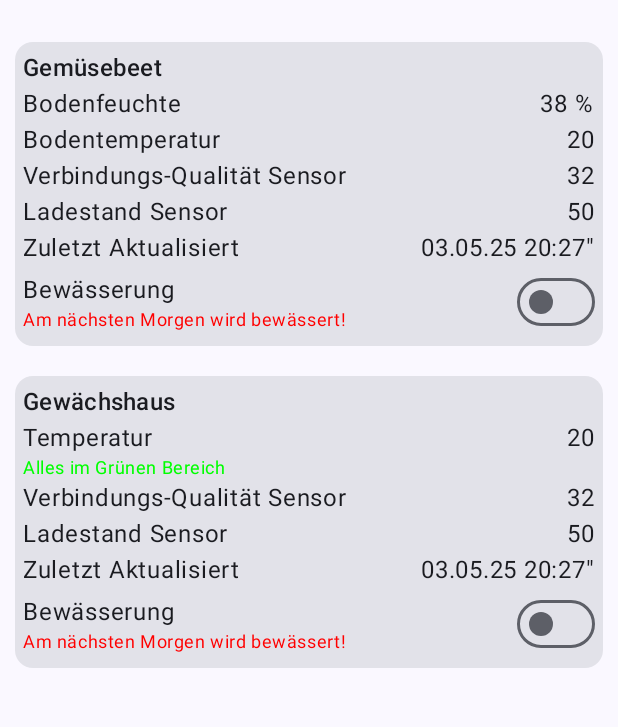
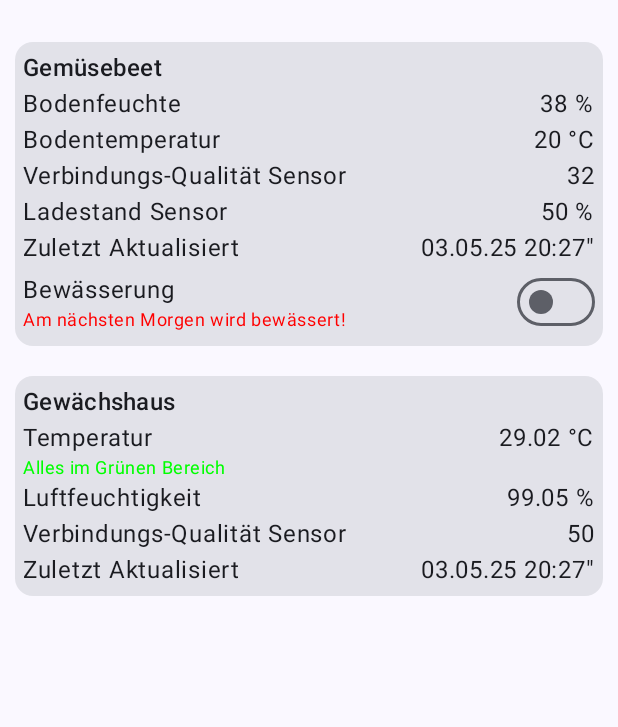
Before and after one commit to Chrille89/GardenState, an Android app built with Jetpack Compose: the screen it shows after launch (MainActivity), on a phone screen of 412 x 824 dp, the part 69-796 px from its top. Run offline under Robolectric (Android 15) with nearby library versions, the phone set to English and light mode, and no system bars; libraries missing offline, so code that uses them is left out: org.eclipse.paho; 11 statements that could not run were skipped.

Commit message:
subscribe gewächshaus sensor

```diff
--- /dev/null
+++ b/app/src/main/java/com/bach/gardenstate/features/overview/model/TemperatureSensorGreenhouse.kt
@@ -0,0 +1,11 @@
+package com.bach.gardenstate.features.overview.model
+
+import kotlinx.serialization.Serializable
+
+@Serializable
+data class TemperatureSensorGreenhouse(
+    val last_seen: String,
+    val temperature: Float,
+    val humidity: Float,
+    val linkquality: Int,
+    )
--- a/app/src/main/java/com/bach/gardenstate/features/overview/screen/OverviewScreen.kt
+++ b/app/src/main/java/com/bach/gardenstate/features/overview/screen/OverviewScreen.kt
@@ -32,6 +32,7 @@ import androidx.compose.ui.tooling.preview.Preview
 import androidx.compose.ui.unit.dp
 import androidx.lifecycle.viewmodel.compose.viewModel
 import com.bach.gardenstate.features.overview.model.SoilMoistureSensorData
+import com.bach.gardenstate.features.overview.model.TemperatureSensorGreenhouse
 import com.bach.gardenstate.features.overview.model.WaterValveData
 import com.bach.gardenstate.features.overview.viewmodel.OverviewScreenViewModel
 import com.bach.gardenstate.ui.theme.GardenStateTheme
@@ -50,6 +51,7 @@ fun OverviewScreen(
 ) {
     val waterValveDataState : WaterValveData = overviewScreenViewModel.messageWaterValveSensor.value
     val soilMoistureSensorDataState: SoilMoistureSensorData = overviewScreenViewModel.messageSoilMoistureSensor.value
+    val temperatureSensorGreenhouseState: TemperatureSensorGreenhouse = overviewScreenViewModel.messageTemperatureSensorGreenhouse.value
 
     Scaffold(
         modifier,
@@ -87,21 +89,21 @@ fun OverviewScreen(
                         horizontalArrangement = Arrangement.SpaceBetween
                     ) {
                         Text("Bodentemperatur")
-                        Text(soilMoistureSensorDataState.temperature.toString())
-                    }
+                        Text("${soilMoistureSensorDataState.temperature} °C")                    }
                     Row(
                         modifier = Modifier.fillMaxWidth(),
                         horizontalArrangement = Arrangement.SpaceBetween
                     ) {
                         Text("Verbindungs-Qualität Sensor")
-                        Text(soilMoistureSensorDataState.linkquality.toString())
+                        Text("${soilMoistureSensorDataState.linkquality}")
                     }
                     Row(
                         modifier = Modifier.fillMaxWidth(),
                         horizontalArrangement = Arrangement.SpaceBetween
                     ) {
                         Text("Ladestand Sensor")
-                        Text(soilMoistureSensorDataState.battery.toString())
+                        Text("${soilMoistureSensorDataState.battery} %")
+
                     }
                     Row(
                         modifier = Modifier.fillMaxWidth(),
@@ -139,7 +141,7 @@ fun OverviewScreen(
 
             ) {
                 Column(modifier = Modifier.padding(5.dp)) {
-                    val dateTime: LocalDateTime = Instant.parse(soilMoistureSensorDataState.last_seen)
+                    val dateTime: LocalDateTime = Instant.parse(temperatureSensorGreenhouseState.last_seen)
                         .toLocalDateTime(TimeZone.currentSystemDefault())
                     Text("Gewächshaus", style = MaterialTheme.typography.titleMedium)
                     Row(
@@ -148,30 +150,30 @@ fun OverviewScreen(
                     ) {
                         Column {
                             Text("Temperatur")
-                            if(soilMoistureSensorDataState.temperature > 40) {
+                            if(temperatureSensorGreenhouseState.temperature > 40) {
                                 Text("Bitte Gewächshaus öffnen und ggf. schattieren!",style = MaterialTheme.typography.bodySmall,color= Color.Red)
-                            } else if(soilMoistureSensorDataState.temperature < 15){
+                            } else if(temperatureSensorGreenhouseState.temperature < 15){
                                 Text("Bitte Gewächshaus schließen!",style = MaterialTheme.typography.bodySmall,color= Color.Red)
                             } else {
                                 Text("Alles im Grünen Bereich",style = MaterialTheme.typography.bodySmall,color= Color.Green)
                             }
                         }
-                        Text(soilMoistureSensorDataState.temperature.toString())
+                        Text("${temperatureSensorGreenhouseState.temperature} °C")
 
                     }
                     Row(
                         modifier = Modifier.fillMaxWidth(),
                         horizontalArrangement = Arrangement.SpaceBetween
                     ) {
-                        Text("Verbindungs-Qualität Sensor")
-                        Text(soilMoistureSensorDataState.linkquality.toString())
+                        Text("Luftfeuchtigkeit")
+                        Text("${temperatureSensorGreenhouseState.humidity} %")
                     }
                     Row(
                         modifier = Modifier.fillMaxWidth(),
                         horizontalArrangement = Arrangement.SpaceBetween
                     ) {
-                        Text("Ladestand Sensor")
-                        Text(soilMoistureSensorDataState.battery.toString())
+                        Text("Verbindungs-Qualität Sensor")
+                        Text(temperatureSensorGreenhouseState.linkquality.toString())
                     }
                     Row(
                         modifier = Modifier.fillMaxWidth(),
@@ -180,30 +182,7 @@ fun OverviewScreen(
                         Text("Zuletzt Aktualisiert")
                         Text("${DateFormatter.formatDateTime(dateTime)}\"")
                     }
-                    Row(
-                        Modifier.fillMaxWidth(),
-                        horizontalArrangement = Arrangement.SpaceBetween,
-                        verticalAlignment = Alignment.CenterVertically
-                    ) {
-                        Column {
-                            Text("Bewässerung")
-                            if(soilMoistureSensorDataState.soil_moisture > 40) {
-                                Text("Alles im Grünen Bereich",style = MaterialTheme.typography.bodySmall,color= Color.Green)
-                            } else {
-                                Text("Am nächsten Morgen wird bewässert!",style = MaterialTheme.typography.bodySmall,color= Color.Red)
-                            }
-                        }
-                        var checked by remember { mutableStateOf(true) }
-                        Switch(
-                            checked = waterValveDataState.state == "ON",
-                            onCheckedChange = {
-                                overviewScreenViewModel.onChangeWaterValveState(it)
-                            }
-                        )
-                    }
-
                 }
-
             }
         }
 
--- a/app/src/main/java/com/bach/gardenstate/features/overview/viewmodel/OverviewScreenViewModel.kt
+++ b/app/src/main/java/com/bach/gardenstate/features/overview/viewmodel/OverviewScreenViewModel.kt
@@ -9,9 +9,12 @@ import androidx.compose.ui.graphics.Color
 import androidx.lifecycle.ViewModel
 import com.bach.gardenstate.MqttClientManager
 import com.bach.gardenstate.features.overview.model.SoilMoistureSensorData
+import com.bach.gardenstate.features.overview.model.TemperatureSensorGreenhouse
 import com.bach.gardenstate.features.overview.model.WaterValveData
 import com.bach.gardenstate.ui.theme.LightGreen
 import com.bach.gardenstate.ui.theme.Orange
+import kotlinx.coroutines.flow.Flow
+import kotlinx.coroutines.flow.map
 import kotlinx.serialization.json.Json
 
 class OverviewScreenViewModel : ViewModel() {
@@ -32,17 +35,17 @@ class OverviewScreenViewModel : ViewModel() {
     )
     val messageSoilMoistureSensor: State<SoilMoistureSensorData> = _messageSoilMoistureSensor
 
-
-    private val _backgroundColor: MutableState<Color> = mutableStateOf(
-        Color.Red
+    private val _messageTemperatureSensorGreenhouse :  MutableState<TemperatureSensorGreenhouse> = mutableStateOf(
+        TemperatureSensorGreenhouse("2025-05-03T22:27:46+02:00", 29.02f, humidity = 99.05f, linkquality = 50)
     )
-    val backgroundColor: State<Color> = _backgroundColor
+    val messageTemperatureSensorGreenhouse: State<TemperatureSensorGreenhouse> = _messageTemperatureSensorGreenhouse
 
     private val waterValveMqttClientManager = MqttClientManager(
         mqttServerUri,
         "$waterValveMqttTopic/set"
     ) { message ->
         Log.d("OverviewScreenViewModel", "message: $message.value")
+
     }
 
     init {
@@ -65,15 +68,15 @@ class OverviewScreenViewModel : ViewModel() {
         { message ->
             _messageSoilMoistureSensor.value =
                 withUnknownKeys.decodeFromString<SoilMoistureSensorData>(message)
-            setBackGroundColorBySoilMoisture(_messageSoilMoistureSensor.value.soil_moisture)
         }
     }
 
     private fun subscribeTemperatureSensorGreenHouse() {
         MqttClientManager(mqttServerUri, temperatureSensorGreenHouseMqttTopic)
         { message ->
-            _messageSoilMoistureSensor.value =
-                withUnknownKeys.decodeFromString<SoilMoistureSensorData>(message)
+         Log.d("OverviewScreenViewModel",message)
+            _messageTemperatureSensorGreenhouse.value =
+                withUnknownKeys.decodeFromString<TemperatureSensorGreenhouse>(message)
         }
     }
 
@@ -84,7 +87,6 @@ class OverviewScreenViewModel : ViewModel() {
         }
         interviewMqttClientManager.publish("{\"id\": \"Watervalve_Vegetables\"}")
         interviewMqttClientManager.publish("{\"id\": \"SoilMoistureSensor_Vegetables\"}")
-        interviewMqttClientManager.publish("{\"id\": \"TemperatureSensor_Greenhouse\"}")
         interviewMqttClientManager.disconnect()
     }
 
@@ -95,13 +97,4 @@ class OverviewScreenViewModel : ViewModel() {
             waterValveMqttClientManager.publish("{\"state\":\"OFF\"}")
         }
     }
-
-    private fun setBackGroundColorBySoilMoisture(soilMoisture: Int) {
-        when (soilMoisture) {
-            in 0..20 -> _backgroundColor.value = Color.Red
-            in 20..40 -> _backgroundColor.value = Color.Yellow
-            in 40..60 -> _backgroundColor.value = LightGreen
-            else -> _backgroundColor.value = Color.Green
-        }
-    }
 }
--- a/gradle/libs.versions.toml
+++ b/gradle/libs.versions.toml
@@ -1,5 +1,6 @@
 [versions]
 agp = "8.8.0"
+datastorePreferences = "1.1.6"
 kotlin = "2.0.0"
 coreKtx = "1.15.0"
 junit = "4.13.2"
@@ -14,6 +15,7 @@ orgEclipsePahoClientMqttv3 = "1.2.5"
 
 [libraries]
 androidx-core-ktx = { group = "androidx.core", name = "core-ktx", version.ref = "coreKtx" }
+androidx-datastore-preferences = { module = "androidx.datastore:datastore-preferences", version.ref = "datastorePreferences" }
 androidx-lifecycle-viewmodel-compose = { module = "androidx.lifecycle:lifecycle-viewmodel-compose", version.ref = "lifecycleRuntimeKtx" }
 junit = { group = "junit", name = "junit", version.ref = "junit" }
 androidx-junit = { group = "androidx.test.ext", name = "junit", version.ref = "junitVersion" }
```
